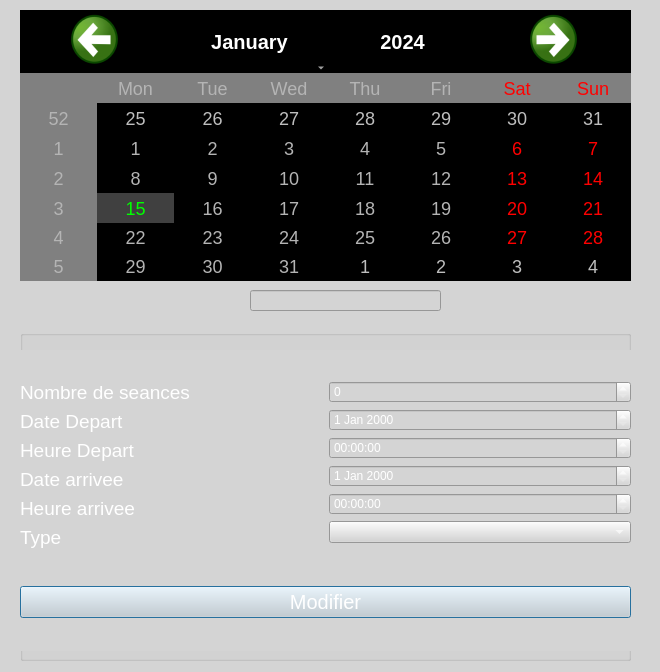
This is editseance.ui in CalmettesT/Projet-BTS as Qt 5 draws it before an edit. The edited form follows.
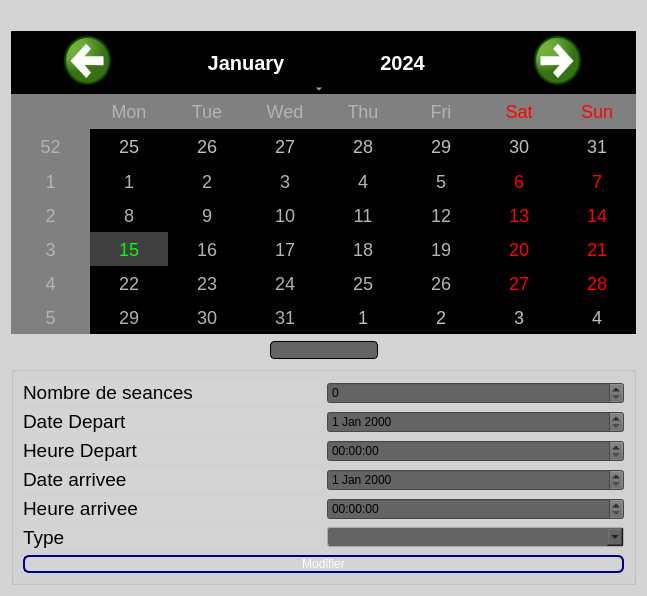
This is the edited form.

```diff
--- a/editseance.ui
+++ b/editseance.ui
@@ -6,8 +6,8 @@
    <rect>
     <x>0</x>
     <y>0</y>
-    <width>660</width>
-    <height>672</height>
+    <width>495</width>
+    <height>596</height>
    </rect>
   </property>
   <property name="windowTitle">
@@ -16,26 +16,26 @@
   <property name="styleSheet">
    <string notr="true">background-color: rgb(212, 212, 212);</string>
   </property>
+  <layout class="QVBoxLayout" name="verticalLayout_5">
+   <item>
+    <widget class="QLabel" name="labelimg">
+     <property name="text">
+      <string/>
+     </property>
+    </widget>
+   </item>
+   <item>
   <widget class="QCalendarWidget" name="calendarWidget">
-   <property name="geometry">
-    <rect>
-     <x>20</x>
-     <y>10</y>
-     <width>611</width>
-     <height>271</height>
-    </rect>
-   </property>
    <property name="styleSheet">
     <string notr="true">QCalendarWidget QToolButton {
-	heigth:40px;
+
 	width:150px;
 	color:white;
 	font-size:20px;
 	icon-size:56px,56px;
-	background-color:black;
+	background-color: rgb(0, 0, 0);
 }
 
-
 QCalendarWidget QWidget{
 	alternate-background-color:rgb(128,128,128)
 }
@@ -49,27 +49,63 @@
 }</string>
    </property>
   </widget>
+   </item>
+   <item>
+    <layout class="QHBoxLayout" name="horizontalLayout">
+     <item>
+      <spacer name="horizontalSpacer">
+       <property name="orientation">
+        <enum>Qt::Horizontal</enum>
+       </property>
+       <property name="sizeHint" stdset="0">
+        <size>
+         <width>30</width>
+         <height>20</height>
+        </size>
+       </property>
+      </spacer>
+     </item>
+     <item>
+      <widget class="QLineEdit" name="lineEdit">
+       <property name="sizePolicy">
+        <sizepolicy hsizetype="Fixed" vsizetype="Fixed">
+         <horstretch>0</horstretch>
+         <verstretch>0</verstretch>
+        </sizepolicy>
+       </property>
+       <property name="styleSheet">
+        <string notr="true">QLineEdit 
+{
+     border: 1px solid black;
+     border-radius: 4px;
+	background-color: rgb(100,100, 100);
+     selection-background-color: black;
+ }</string>
+       </property>
+      </widget>
+     </item>
+     <item>
+      <spacer name="horizontalSpacer_2">
+       <property name="orientation">
+        <enum>Qt::Horizontal</enum>
+       </property>
+       <property name="sizeHint" stdset="0">
+        <size>
+         <width>30</width>
+         <height>20</height>
+        </size>
+       </property>
+      </spacer>
+     </item>
+    </layout>
+   </item>
+   <item>
   <widget class="QGroupBox" name="groupBox">
-   <property name="geometry">
-    <rect>
-     <x>20</x>
-     <y>330</y>
-     <width>611</width>
-     <height>331</height>
-    </rect>
-   </property>
    <property name="title">
     <string/>
    </property>
-   <widget class="QWidget" name="verticalLayoutWidget_3">
-    <property name="geometry">
-     <rect>
-      <x>0</x>
-      <y>20</y>
-      <width>611</width>
-      <height>301</height>
-     </rect>
-    </property>
+     <layout class="QVBoxLayout" name="verticalLayout_3">
+      <item>
     <layout class="QVBoxLayout" name="verticalLayout_4">
      <item>
       <layout class="QHBoxLayout" name="horizontalLayout_3">
@@ -83,7 +119,7 @@
             </font>
            </property>
            <property name="styleSheet">
-            <string notr="true">color: rgb(255, 255, 255);</string>
+               <string notr="true">color: rgb(0, 0, 0);</string>
            </property>
            <property name="text">
             <string>Nombre de seances</string>
@@ -98,7 +134,7 @@
             </font>
            </property>
            <property name="styleSheet">
-            <string notr="true">color: rgb(255, 255, 255);</string>
+               <string notr="true">color: rgb(0, 0, 0);</string>
            </property>
            <property name="text">
             <string>Date Depart</string>
@@ -113,7 +149,7 @@
             </font>
            </property>
            <property name="styleSheet">
-            <string notr="true">color: rgb(255, 255, 255);</string>
+               <string notr="true">color: rgb(0, 0, 0);</string>
            </property>
            <property name="text">
             <string>Heure Depart</string>
@@ -128,7 +164,7 @@
             </font>
            </property>
            <property name="styleSheet">
-            <string notr="true">color: rgb(255, 255, 255);</string>
+               <string notr="true">color: rgb(0, 0, 0);</string>
            </property>
            <property name="text">
             <string>Date arrivee</string>
@@ -143,7 +179,7 @@
             </font>
            </property>
            <property name="styleSheet">
-            <string notr="true">color: rgb(255, 255, 255);</string>
+               <string notr="true">color: rgb(0, 0, 0);</string>
            </property>
            <property name="text">
             <string>Heure arrivee</string>
@@ -158,7 +194,7 @@
             </font>
            </property>
            <property name="styleSheet">
-            <string notr="true">color: rgb(255, 255, 255);</string>
+               <string notr="true">color: rgb(0, 0, 0);</string>
            </property>
            <property name="text">
             <string>Type</string>
@@ -172,42 +208,103 @@
          <item>
           <widget class="QSpinBox" name="nombreSeances">
            <property name="styleSheet">
-            <string notr="true">color: rgb(255, 255, 255);</string>
+               <string notr="true"> QSpinBox {
+	background-color: rgb(100,100, 100);
+     padding-right: 10px; /* Crée un espace pour les flèches */
+     border-width: 3;
+ }
+
+ 
+</string>
            </property>
           </widget>
          </item>
          <item>
           <widget class="QDateEdit" name="dateDepart">
            <property name="styleSheet">
-            <string notr="true">color: rgb(255, 255, 255);</string>
+               <string notr="true"> QDateEdit{
+	background-color: rgb(100,100, 100);
+     padding-right: 10px; /* Crée un espace pour les flèches */
+     border-width: 3;
+ }
+</string>
            </property>
           </widget>
          </item>
          <item>
           <widget class="QTimeEdit" name="heureDepart">
            <property name="styleSheet">
-            <string notr="true">color: rgb(255, 255, 255);</string>
+               <string notr="true"> QTimeEdit{
+	background-color: rgb(100,100, 100);
+     padding-right: 10px; /* Crée un espace pour les flèches */
+     border-width: 3;
+ }
+ 
+</string>
            </property>
           </widget>
          </item>
          <item>
           <widget class="QDateEdit" name="dateArrivee">
            <property name="styleSheet">
-            <string notr="true">color: rgb(255, 255, 255);</string>
+               <string notr="true"> QDateEdit{
+	background-color: rgb(100,100, 100);
+     padding-right: 10px; /* Crée un espace pour les flèches */
+     border-width: 3;
+ }
+ </string>
            </property>
           </widget>
          </item>
          <item>
           <widget class="QTimeEdit" name="heureArrivee">
            <property name="styleSheet">
-            <string notr="true">color: rgb(255, 255, 255);</string>
+               <string notr="true"> QTimeEdit{
+	background-color: rgb(100,100, 100);
+     padding-right: 10px; /* Crée un espace pour les flèches */
+     border-width: 3;
+ }
+ </string>
            </property>
           </widget>
          </item>
          <item>
           <widget class="QComboBox" name="type">
            <property name="styleSheet">
-            <string notr="true">color: rgb(255, 255, 255);</string>
+               <string notr="true">QComboBox 
+{
+     border: 1px solid darkgray;
+     border-radius: 3px;
+     padding: 1px 18px 1px 3px;
+     min-width: 6em;
+
+ }
+
+
+QComboBox 
+{
+	
+	background-color: rgb(100, 100, 100);
+     border: 1px solid darkgray;
+     border-radius: 3px;
+     padding: 1px 18px 1px 3px;
+     min-width: 6em;
+ }
+ 
+ QComboBox:editable {
+     background: black;
+ }
+ 
+
+ 
+ 
+
+ 
+
+ 
+
+
+ </string>
            </property>
           </widget>
          </item>
@@ -219,13 +316,29 @@
       <widget class="QPushButton" name="pushButton">
        <property name="styleSheet">
         <string notr="true">QPushButton {
-	heigth:40px;
-	width:150px;
-	color:black;
-	font-size:20px;
-	icon-size:56px,56px;
+	
+	font: 75 16pt &quot;Arial&quot;;
 	color: rgb(255, 255, 255);
-}</string>
+         border: 2px solid #8f8f91;
+         border-radius: 6px;
+         background-color: qlineargradient(x1: 0, y1: 0, x2: 0, y2: 1,
+                                           stop: 0 #181716, stop: 1 #3D3C3A);
+         min-width: 80px;
+     }
+
+     QPushButton:pressed {
+         background-color: qlineargradient(x1: 0, y1: 0, x2: 0, y2: 1,
+                                           stop: 0 #3D3C3A, stop: 1 #181716);
+     }
+
+     QPushButton:flat {
+         border: none; /* no border for a flat push button */
+     }
+
+     QPushButton:default {
+         border-color: navy; /* make the default button prominent */
+     }
+</string>
        </property>
        <property name="text">
         <string>Modifier</string>
@@ -233,34 +346,11 @@
       </widget>
      </item>
     </layout>
-   </widget>
-  </widget>
-  <widget class="QLabel" name="labelimg">
-   <property name="geometry">
-    <rect>
-     <x>0</x>
-     <y>0</y>
-     <width>671</width>
-     <height>681</height>
-    </rect>
-   </property>
-   <property name="text">
-    <string/>
-   </property>
-  </widget>
-  <widget class="QLineEdit" name="lineEdit">
-   <property name="geometry">
-    <rect>
-     <x>250</x>
-     <y>290</y>
-     <width>191</width>
-     <height>21</height>
-    </rect>
-   </property>
-   <property name="styleSheet">
-    <string notr="true">color: rgb(255, 255, 255);</string>
-   </property>
-  </widget>
+      </item>
+     </layout>
+    </widget>
+   </item>
+  </layout>
   <zorder>labelimg</zorder>
   <zorder>calendarWidget</zorder>
   <zorder>groupBox</zorder>
```
Left out of the diff: 4 changed lines with no effect on the pictures. Lines whose indentation alone changed are shown as unchanged.
